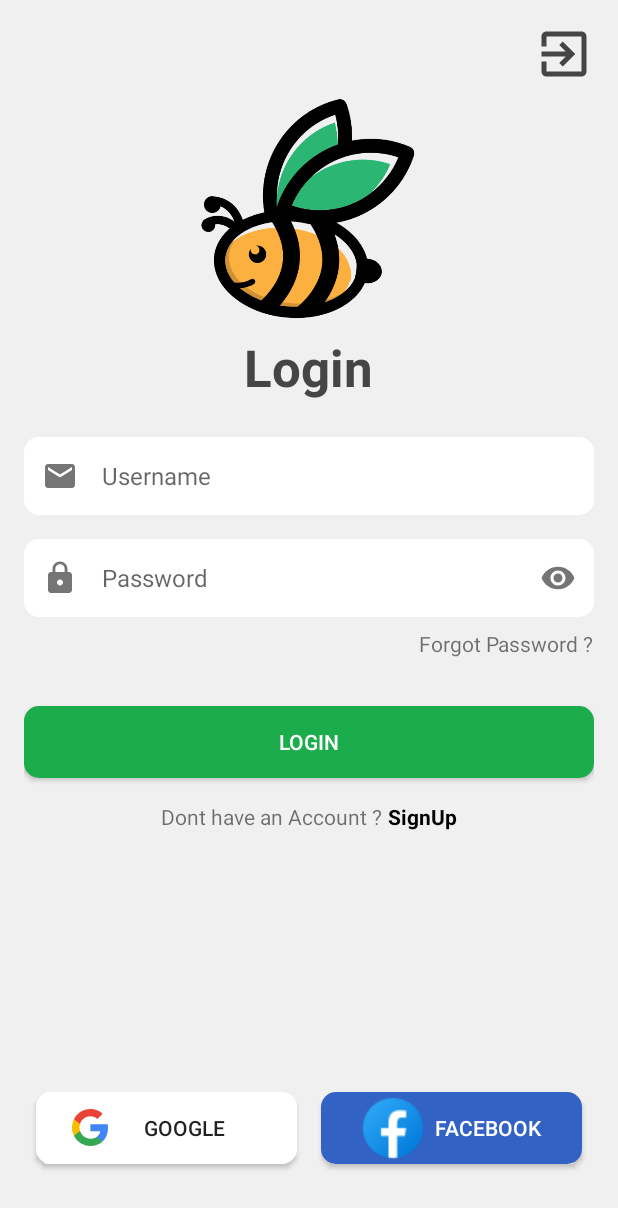
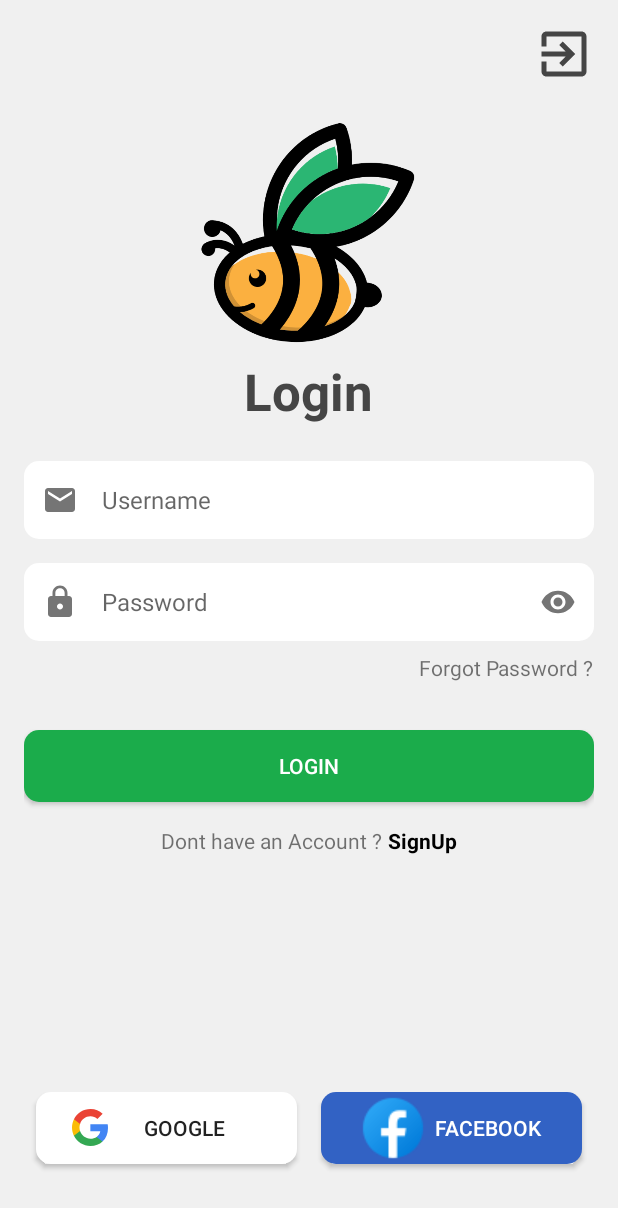
Before and after one commit to 2KDA/OutstandFood_Client, an Android app: the screen it shows after launch (Login_screen), on a phone screen of 412 x 824 dp. Shown: the top 1208 px of the screen. Run offline under Robolectric (Android 15) with nearby library versions, the phone set to English and light mode, and no system bars.

Commit message:
up login

```diff
--- a/app/src/main/java/android/outstandfood_client/view/screen/Login_screen.java
+++ b/app/src/main/java/android/outstandfood_client/view/screen/Login_screen.java
@@ -131,7 +131,7 @@ public class Login_screen extends AppCompatActivity {
 
                         // Tạo đối tượng UserData để truyền sang màn hình Home
                         User user = new User(returnedUsername, returnedPassword, userId,
-                                returnedFullname,returnedRole,returnedimage,returnedphone,returnedisActive);
+                                returnedFullname,returnedRole,returneduserEmail,returnedimage,returnedphone,returnedisActive);
 
                         handler.post(new Runnable() {
                             @Override
--- a/app/src/main/res/layout/activity_login_screen.xml
+++ b/app/src/main/res/layout/activity_login_screen.xml
@@ -17,9 +17,10 @@
         android:id="@+id/login_logo"
         android:layout_width="150dp"
         android:layout_height="150dp"
-        android:src="@drawable/logo_app"
+        android:layout_alignParentTop="true"
         android:layout_centerHorizontal="true"
-        android:layout_marginTop="48dp"/>
+        android:layout_marginTop="64dp"
+        android:src="@drawable/logo_app" />
 
     <TextView
         android:id="@+id/logo"
```
